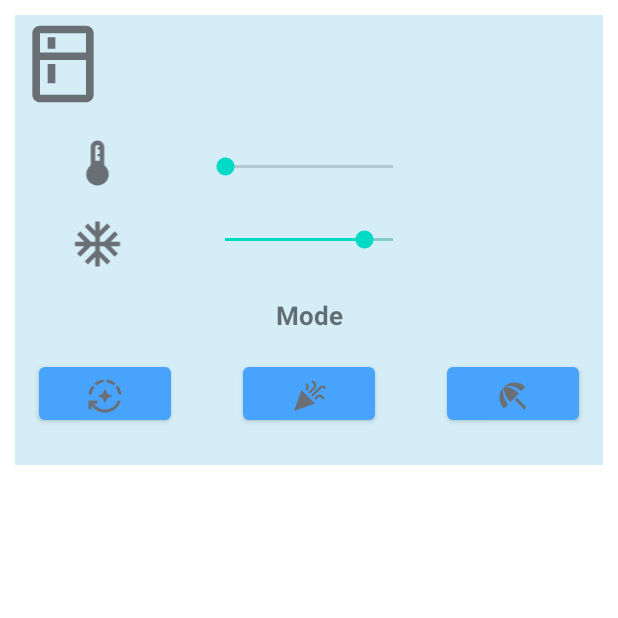
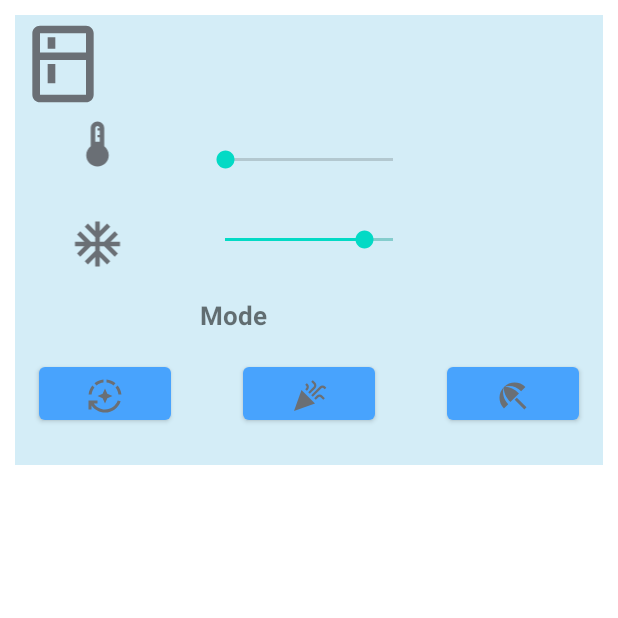
Before and after one commit to lucasfleischer07/TPE3-HCI-AppMobile, an Android app: the fragment RefrigeratorFragment shown on its own in the app's theme, on a phone screen of 412 x 824 dp, the top half of it. Run offline under Robolectric (Android 15) with nearby library versions, the phone set to English and light mode, and no system bars.

Commit message:
Cambios en refrigerator, lamp y door

```diff
--- a/app/src/main/AndroidManifest.xml
+++ b/app/src/main/AndroidManifest.xml
@@ -2,7 +2,9 @@
 <manifest xmlns:android="http://schemas.android.com/apk/res/android"
     xmlns:tools="http://schemas.android.com/tools"
     package="com.example.smartclick_app">
+
     <uses-permission android:name="android.permission.INTERNET" />
+    <uses-permission android:name="android.permission.ACCESS_NETWORK_STATE"/>
 
     <application
         android:networkSecurityConfig="@xml/network_security_config"
--- a/app/src/main/java/com/example/smartclick_app/data/remote/ApiClient.java
+++ b/app/src/main/java/com/example/smartclick_app/data/remote/ApiClient.java
@@ -23,7 +23,7 @@ public class ApiClient {
     // de host del mismo es usando la IP 10.0.2.2.
     public static final String BASE_URL = "http://10.0.2.2:8080/api/";
 
-//    public static final String BASE_URL = "http://181.28.47.9:8080/api/";
+//    public static final String BASE_URL = "http://192.168.0.99:8080/api/";
 
 //    public static final String BASE_URL = "http://190.55.255.244:8080/api/";
 //    public static final String BASE_URL = "http://10.125.40.158:8080/api/";
--- a/app/src/main/java/com/example/smartclick_app/ui/devices/fragments/OvenFragment.java
+++ b/app/src/main/java/com/example/smartclick_app/ui/devices/fragments/OvenFragment.java
@@ -83,7 +83,7 @@ public class OvenFragment extends Fragment {
                 // increment 1 in progress and
                 // increase the textsize
                 // with the value of progress
-                ovenTextViewPercentage.setText(progress + "");
+                ovenTextViewPercentage.setText(progress + "°");
             }
 
             @Override
--- a/app/src/main/java/com/example/smartclick_app/ui/devices/fragments/RefrigeratorFragment.java
+++ b/app/src/main/java/com/example/smartclick_app/ui/devices/fragments/RefrigeratorFragment.java
@@ -1,5 +1,6 @@
 package com.example.smartclick_app.ui.devices.fragments;
 
+import android.annotation.SuppressLint;
 import android.os.Bundle;
 
 import androidx.fragment.app.Fragment;
@@ -61,7 +62,7 @@ public class RefrigeratorFragment extends Fragment {
                 // increment 1 in progress and
                 // increase the textsize
                 // with the value of progress
-                refrigeratorTemperatureNumber.setText(progress + "%");
+                refrigeratorTemperatureNumber.setText(progress + "°");
             }
 
             @Override
@@ -89,7 +90,7 @@ public class RefrigeratorFragment extends Fragment {
                 // increment 1 in progress and
                 // increase the textsize
                 // with the value of progress
-                freezerTemperatureNumber.setText(progress + "%");
+                freezerTemperatureNumber.setText(progress + "°");
             }
 
             @Override
@@ -108,28 +109,37 @@ public class RefrigeratorFragment extends Fragment {
         });
 
         Button modeRefrigeratorFest = refrigeratorFragmentLayout.findViewById(R.id.modeRefrigeratorFest);
+        TextView refrigeratorActualMode = refrigeratorFragmentLayout.findViewById(R.id.refrigeratorActualMode);
+//        TODO: Meter el estado actaul del modo
+//        refrigeratorActualMode.setText();
         modeRefrigeratorFest.setOnClickListener(new View.OnClickListener() {
+            @SuppressLint("SetTextI18n")
             @Override
             public void onClick(View v) {
 //          TODO: Meter la accion de abrir la puerta aca
-            Toast.makeText(getContext(), getString(R.string.refrigerator_mode_fest), Toast.LENGTH_SHORT).show();
-                }
+                refrigeratorActualMode.setText(": " + getString(R.string.refrigerator_fest));
+                Toast.makeText(getContext(), getString(R.string.refrigerator_mode_fest), Toast.LENGTH_SHORT).show();
+            }
         });
 
        Button modeRefrigeratorAuto = refrigeratorFragmentLayout.findViewById(R.id.modeRefrigeratorAuto);
        modeRefrigeratorAuto.setOnClickListener(new View.OnClickListener() {
+           @SuppressLint("SetTextI18n")
            @Override
            public void onClick(View v) {
 //                TODO: Meter la accion de abrir la puerta aca
+               refrigeratorActualMode.setText(": " + getString(R.string.refrigerator_auto));
                Toast.makeText(getContext(), getString(R.string.refrigerator_mode_auto), Toast.LENGTH_SHORT).show();
            }
        });
 
        Button modeRefrigeratorVacation = refrigeratorFragmentLayout.findViewById(R.id.modeRefrigeratorVacation);
        modeRefrigeratorVacation.setOnClickListener(new View.OnClickListener() {
+          @SuppressLint("SetTextI18n")
           @Override
           public void onClick(View v) {
 //                TODO: Meter la accion de abrir la puerta aca
+              refrigeratorActualMode.setText(": " + getString(R.string.refrigerator_vacations));
               Toast.makeText(getContext(), getString(R.string.refrigerator_mode_vacations), Toast.LENGTH_SHORT).show();
           }
       });
--- a/app/src/main/res/layout/fragment_door.xml
+++ b/app/src/main/res/layout/fragment_door.xml
@@ -25,7 +25,6 @@
         android:layout_width="288dp"
         android:layout_height="36dp"
         android:text="TextView"
-        android:textAlignment="center"
         android:textSize="25dp"
         app:layout_constraintBottom_toBottomOf="parent"
         app:layout_constraintEnd_toEndOf="parent"
--- a/app/src/main/res/layout/fragment_refrigerator.xml
+++ b/app/src/main/res/layout/fragment_refrigerator.xml
@@ -21,7 +21,7 @@
         app:layout_constraintEnd_toEndOf="parent"
         app:layout_constraintStart_toStartOf="parent"
         app:layout_constraintTop_toTopOf="parent"
-        app:layout_constraintVertical_bias="0.312" />
+        app:layout_constraintVertical_bias="0.293" />
 
     <SeekBar
         android:id="@+id/refigeratorFreezerSeekBar"
@@ -55,14 +55,16 @@
         android:id="@+id/refrigeratorName"
         android:layout_width="288dp"
         android:layout_height="36dp"
-        android:layout_marginEnd="40dp"
+        android:layout_marginEnd="4dp"
         android:text="TextView"
         android:textAlignment="center"
         android:textSize="25sp"
         app:layout_constraintBottom_toBottomOf="parent"
         app:layout_constraintEnd_toEndOf="parent"
+        app:layout_constraintStart_toEndOf="@+id/refigeratorIcon"
         app:layout_constraintTop_toTopOf="parent"
-        app:layout_constraintVertical_bias="0.006" />
+        app:layout_constraintVertical_bias="0.06" />
+
 
     <ImageView
         android:id="@+id/refrigeratorTemperature"
@@ -73,9 +75,8 @@
         app:layout_constraintHorizontal_bias="0.101"
         app:layout_constraintStart_toStartOf="parent"
         app:layout_constraintTop_toTopOf="parent"
-        app:layout_constraintVertical_bias="0.306"
+        app:layout_constraintVertical_bias="0.257"
         app:srcCompat="@drawable/thermostat_asset" />
-
 
     <ImageView
         android:id="@+id/freezerTemperature"
@@ -94,11 +95,10 @@
         android:id="@+id/freezerTemperatureNumber"
         android:layout_width="wrap_content"
         android:layout_height="wrap_content"
-        android:textStyle="bold"
-        android:textSize="17dp"
+        android:textSize="17sp"
         app:layout_constraintBottom_toBottomOf="parent"
         app:layout_constraintEnd_toEndOf="parent"
-        app:layout_constraintHorizontal_bias="0.734"
+        app:layout_constraintHorizontal_bias="0.77"
         app:layout_constraintStart_toStartOf="parent"
         app:layout_constraintTop_toTopOf="parent"
         app:layout_constraintVertical_bias="0.501" />
@@ -107,25 +107,24 @@
         android:id="@+id/refrigeratorTemperatureNumber"
         android:layout_width="wrap_content"
         android:layout_height="wrap_content"
-        android:textStyle="bold"
-        android:textSize="17dp"
+        android:textSize="17sp"
         app:layout_constraintBottom_toBottomOf="parent"
         app:layout_constraintEnd_toEndOf="parent"
-        app:layout_constraintHorizontal_bias="0.734"
+        app:layout_constraintHorizontal_bias="0.767"
         app:layout_constraintStart_toStartOf="parent"
         app:layout_constraintTop_toTopOf="parent"
-        app:layout_constraintVertical_bias="0.339" />
+        app:layout_constraintVertical_bias="0.292" />
 
     <TextView
         android:id="@+id/refrigeratorMode"
         android:layout_width="wrap_content"
         android:layout_height="wrap_content"
         android:text="@string/refrigerator_mode"
+        android:textSize="17sp"
         android:textStyle="bold"
-        android:textSize="17sp"
         app:layout_constraintBottom_toTopOf="@+id/modeRefrigeratorFest"
         app:layout_constraintEnd_toEndOf="parent"
-        app:layout_constraintHorizontal_bias="0.501"
+        app:layout_constraintHorizontal_bias="0.355"
         app:layout_constraintStart_toStartOf="parent"
         app:layout_constraintTop_toTopOf="parent"
         app:layout_constraintVertical_bias="0.917" />
@@ -172,5 +171,17 @@
         app:layout_constraintTop_toTopOf="parent"
         app:layout_constraintVertical_bias="1.0" />
 
+    <TextView
+        android:id="@+id/refrigeratorActualMode"
+        android:layout_width="87dp"
+        android:layout_height="21dp"
+        android:textSize="17sp"
+        app:layout_constraintBottom_toTopOf="@+id/modeRefrigeratorFest"
+        app:layout_constraintEnd_toEndOf="parent"
+        app:layout_constraintHorizontal_bias="0.0"
+        app:layout_constraintStart_toEndOf="@+id/refrigeratorMode"
+        app:layout_constraintTop_toBottomOf="@+id/refigeratorFreezerSeekBar"
+        app:layout_constraintVertical_bias="0.54" />
+
 
 </androidx.constraintlayout.widget.ConstraintLayout>
--- a/app/src/main/res/layout/fragment_speaker.xml
+++ b/app/src/main/res/layout/fragment_speaker.xml
@@ -117,9 +117,6 @@ tools:context=".ui.devices.fragments.SpeakerFragment">
         app:layout_constraintVertical_bias="0.971"
         tools:ignore="MissingConstraints,NotSibling">
 
-
-    </com.google.android.material.textfield.TextInputLayout>
-
         <AutoCompleteTextView
             android:id="@+id/autoCompleteTextView"
             android:layout_width="159dp"
@@ -134,4 +131,7 @@ tools:context=".ui.devices.fragments.SpeakerFragment">
             tools:ignore="MissingConstraints" />
 
 
+
+    </com.google.android.material.textfield.TextInputLayout>
+
 </androidx.constraintlayout.widget.ConstraintLayout>
--- a/app/src/main/res/values/strings.xml
+++ b/app/src/main/res/values/strings.xml
@@ -39,6 +39,10 @@
 
 
     <string name="refrigerator_mode">Mode</string>
+    <string name="refrigerator_fest">Fest</string>
+    <string name="refrigerator_vacations">Vacations</string>
+    <string name="refrigerator_auto">Auto</string>
+
 
     <string name="speaker_gender">Gender:</string>
 
@@ -68,14 +72,20 @@
     <string name="oven_convection_mode_eco">Convection mode eco activated</string>
     <string name="oven_convection_mode_large">Convection mode large activated</string>
 
-
-
     <string name="refrigerator_mode_fest">Fest mode activated</string>
     <string name="refrigerator_mode_vacations">Vacations mode activated</string>
     <string name="refrigerator_mode_auto">Auto mode activated</string>
 
-
     <string name="speaker_play">Play activated</string>
+    <!--    DropDownMenu Speaker-->
+    <string-array name="playlist_genders">
+        <item>Classical</item>
+        <item>Country</item>
+        <item>Dance</item>
+        <item>Latina</item>
+        <item>Pop</item>
+        <item>Rock</item>
+    </string-array>
 
 
 
```
Also changed, not shown: app/src/main/res/layout/fragment_lamp.xml (+21 -18 lines), app/src/main/res/layout/list_item.xml (added, +9 -0 lines), 1 other file. Lines whose indentation alone changed are shown as unchanged.
